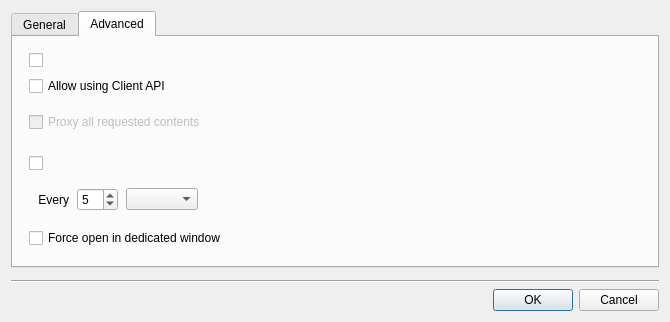
Old version of the form vms/client/nx_vms_client_desktop/src/ui/dialogs/webpage_dialog.ui in the repository networkoptix/nx_open.
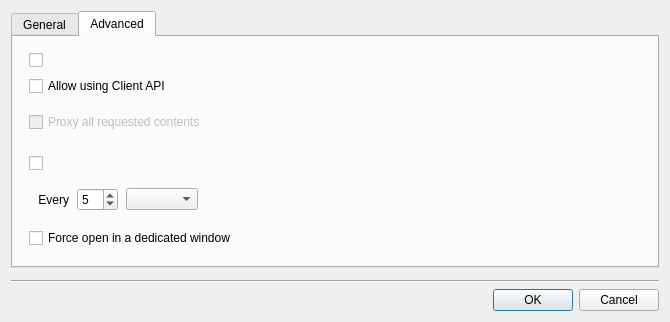
New version of the form. The open tabs and pages were chosen to show the change. Custom widgets are drawn as their Qt base class.

Commit message: VMS-53834: Fix web pages and integrations settings dialog

Patch:
```diff
--- a/vms/client/nx_vms_client_desktop/src/ui/dialogs/webpage_dialog.ui
+++ b/vms/client/nx_vms_client_desktop/src/ui/dialogs/webpage_dialog.ui
@@ -292,7 +292,7 @@
          <item>
           <widget class="QCheckBox" name="openInWindowCheckBox">
            <property name="text">
-            <string>Force open in dedicated window</string>
+            <string>Force open in a dedicated window</string>
            </property>
           </widget>
          </item>
```
